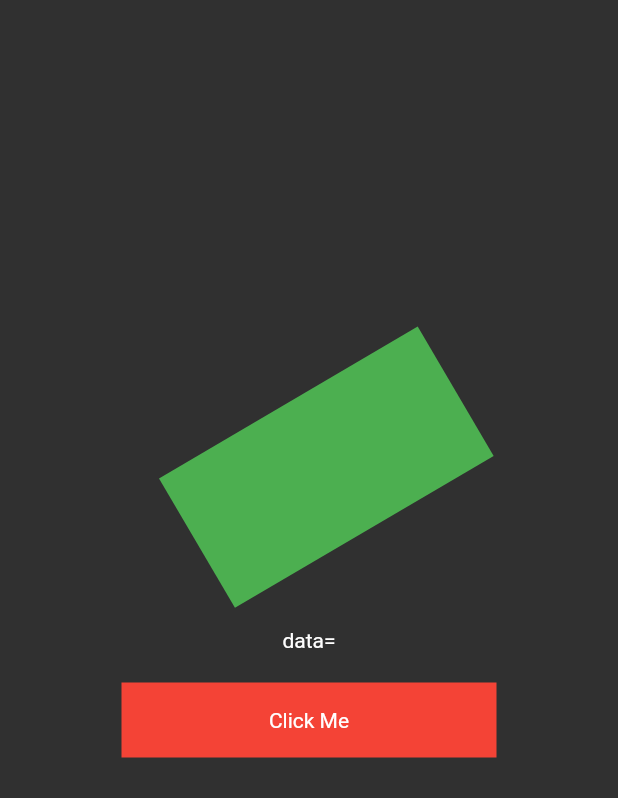
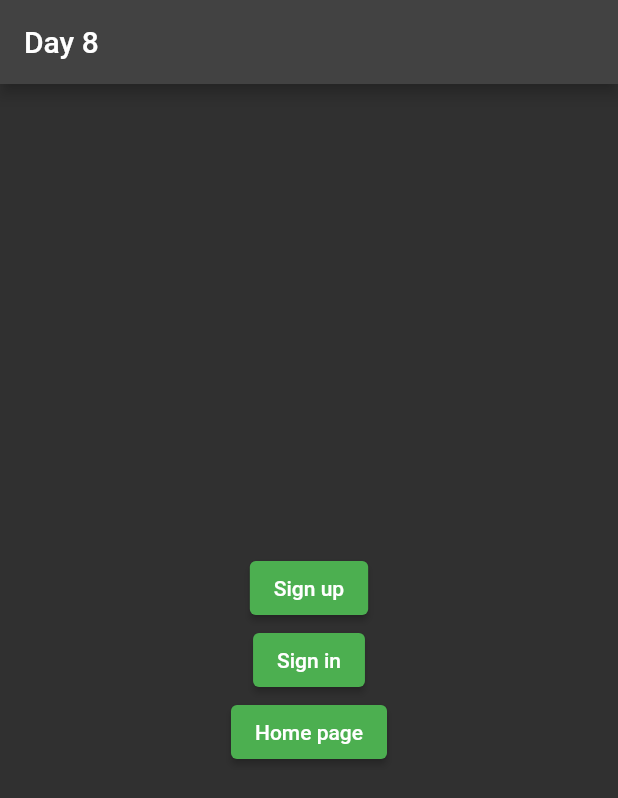
Before and after one commit to wali4414764/Flutter-30-days-Challenge, a Flutter app: the screen it shows after launch, on a phone screen of 412 x 824 dp. Shown: the top 798 px of the screen. Run offline on Flutter 3.47's test engine with Material 2 defaults, Android fonts, the phone set to English and light mode, and no system bars; our stand-ins replace flutter_icons.

Commit message:
'update'

```diff
--- a/lib/main.dart
+++ b/lib/main.dart
@@ -9,7 +9,9 @@ import 'package:waleed/pages/day%206.dart';
 import 'package:waleed/pages/day3.dart';
 import 'package:waleed/pages/day4.dart';
 import 'package:waleed/pages/day7.dart';
+import 'package:waleed/pages/day8.dart';
 import 'package:waleed/pages/login%20page.dart';
+import 'package:waleed/pages/on%20generate%20route.dart';
 import 'package:waleed/pages/sign%20up%20page.dart';
 
 void main() {
@@ -27,13 +29,15 @@ class MyApp extends StatelessWidget{
        brightness: Brightness.dark,
            primarySwatch: Colors.green,
      ),
-     initialRoute: "/Day7",
-     routes: {
-       "/":(context)=>Homepage(),
-       "/login":(context)=>LoginPage(),
-       "/SignUpPage":(context)=>SignUpPage(),
-       "/Day7":(context)=>Day7(),
-     },
+     initialRoute: "/",
+    // routes: {
+     //  "/day8":(_)=>Day8(),
+    //   "/":(context)=>Homepage(),
+     //  "/login":(context)=>LoginPage(),
+      // "/SignUpPage":(context)=>SignUpPage(),
+       //"/Day7":(context)=>Day7(),
+     //},
+     onGenerateRoute: OnGenerateRoute.route,
      debugShowCheckedModeBanner: false,
      title: "flutter 30 days challenge",
     // home: MyStateFullWidget(),
--- /dev/null
+++ b/lib/pages/day8.dart
@@ -0,0 +1,44 @@
+import 'package:flutter/material.dart';
+import 'package:waleed/pages/Home_page.dart';
+import 'package:waleed/pages/sign%20up%20page.dart';
+
+
+class UserData{
+  final String username;
+  final String userId;
+
+  UserData(this.username, this.userId);
+}
+
+class Day8 extends StatelessWidget {
+
+  @override
+  Widget build(BuildContext context) {
+    return Scaffold(
+      appBar: AppBar(
+        title: Text("Day 8"),
+      ),
+      body: Center(
+        child: Column(
+          mainAxisAlignment: MainAxisAlignment.center,
+          children: [
+            ElevatedButton(onPressed: () {
+             // Navigator.push(context,MaterialPageRoute(builder: (context) => SignUpPage()));
+              Navigator.pushNamed(context,'/signup');
+            }, child: Text("Sign up")
+            ),
+            ElevatedButton(onPressed: () {
+              Navigator.pushNamed(context,'/login');
+            }, child: Text("Sign in"),
+            ),
+            ElevatedButton(onPressed: () {
+              Navigator.pushNamed(context,'/homePage',arguments: UserData("waleed", "1"));
+             // Navigator.push(context,MaterialPageRoute(builder: (_)=>Homepage(data: "Welcome to day 8")));
+            }, child: Text("Home page"),
+            ),
+          ],
+        ),
+      ),
+    );
+  }
+}
--- /dev/null
+++ b/lib/pages/on generate route.dart
@@ -0,0 +1,58 @@
+
+
+
+
+
+import 'package:flutter/material.dart';
+import 'package:waleed/pages/sign%20up%20page.dart';
+
+import 'Home_page.dart';
+import 'day8.dart';
+import 'login page.dart';
+
+class OnGenerateRoute{
+  static Route<dynamic> route(RouteSettings settings){
+    final args=settings.arguments;
+
+    if (settings.name=="/"){
+      return MaterialPageRoute(
+      builder:(_)=>Day8()
+      );
+    }else if(settings.name=="/signup") {
+  return MaterialPageRoute(
+  builder: (_) => SignUpPage()
+  );
+  }else if(settings.name=="/login") {
+      return MaterialPageRoute(builder: (_) => LoginPage()
+      );
+    } else if(settings.name=="/homePage"){
+      if(args is UserData)
+        return MaterialPageRoute(builder:(_)=>Homepage(userData: args,)
+        );
+      else
+        return MaterialPageRoute(
+            builder: (_)=>Scaffold(
+              appBar: AppBar(
+                title: Text("error"),
+              ),
+              body: Center(
+                child: Text("error"),
+              ),
+            )
+        );
+    }else {
+      return MaterialPageRoute(
+        builder: (_) =>
+            Scaffold(
+              appBar: AppBar(
+                title: Text("error"),
+              ),
+              body: Center(
+                child: Text("error"),
+              ),
+            ),
+
+      );
+    }
+  }
+}
```
Also changed, not shown: lib/pages/Home_page.dart (+8 -4 lines).
